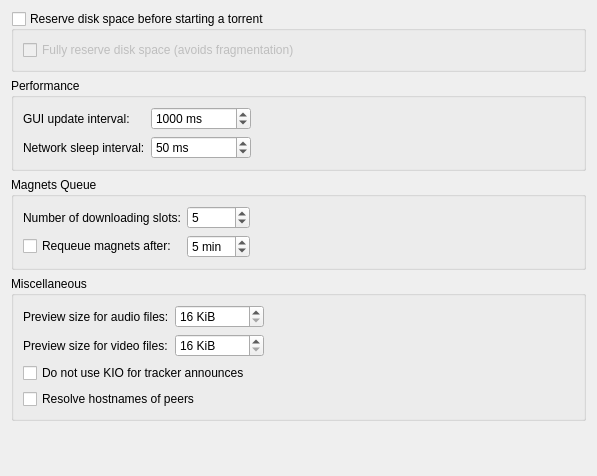
This is ktorrent/pref/advancedpref.ui in KDE/ktorrent as Qt 5 draws it before an edit. The edited form follows.
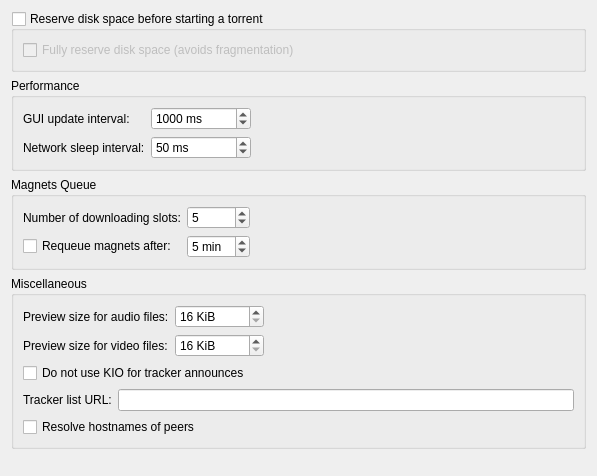
This is the edited form.

What changed in the file:
```diff
--- a/ktorrent/pref/advancedpref.ui
+++ b/ktorrent/pref/advancedpref.ui
@@ -292,6 +292,25 @@
         </property>
        </widget>
       </item>
+      <item>
+        <layout class="QHBoxLayout" name="horizontalLayout_3">
+            <item>
+                <widget class="QLabel" name="label_4">
+                    <property name="text">
+                        <string>Tracker list URL:</string>
+                    </property>
+                </widget>
+            </item>
+            <item>
+                <widget class="QLineEdit" name="kcfg_trackerListUrl">
+                    <property name="toolTip">
+                        <string>URL of the tracker list used when adding a torrent by infohash
+NOTE: Each tracker must be on it's own line. Blank lines are ignored.</string>
+                    </property>
+                </widget>
+            </item>
+        </layout>
+      </item>
       <item>
        <widget class="QCheckBox" name="kcfg_lookUpHostnameOfPeers">
         <property name="toolTip">
```
